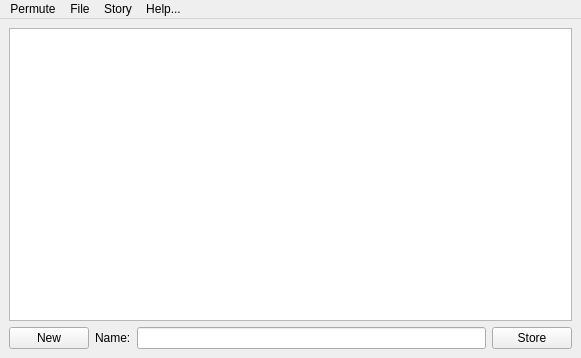
Old version of the form ui/permute.ui in the repository berndhs/deeptrim.
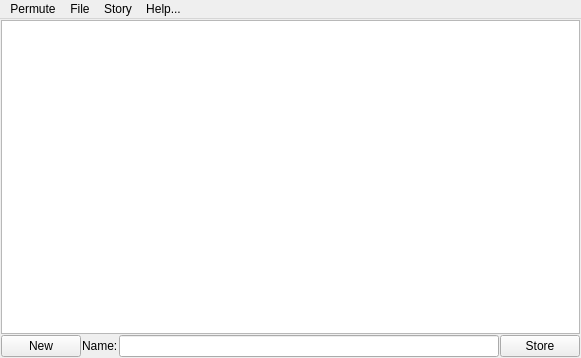
New version of the form. Icons and pictures are not drawn.

```diff
--- a/ui/permute.ui
+++ b/ui/permute.ui
@@ -174,6 +174,7 @@
    </property>
   </action>
  </widget>
+ <layoutdefault spacing="1" margin="1"/>
  <resources>
   <include location="../permute.qrc"/>
  </resources>
```
